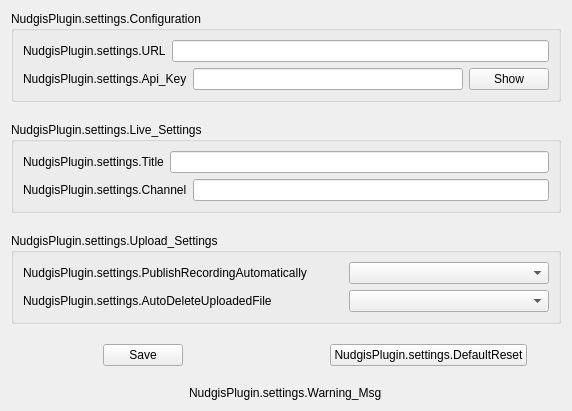
This is src/settings.ui in UbiCastTeam/nudgis-obs-plugin as Qt 5 draws it before an edit. The edited form follows.
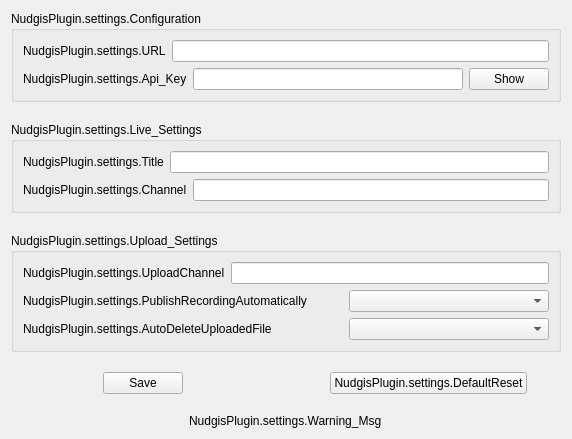
This is the edited form.

Commit message:
nudgis-plugin: separate channel parameter for download
  - enrichment of the config structure
  - taking into account the new parameter in the download process
  - evolution of the plugin configuration UI
  - integration of translation elements

What changed in the file:
```diff
--- a/src/settings.ui
+++ b/src/settings.ui
@@ -7,7 +7,7 @@
     <x>0</x>
     <y>0</y>
     <width>506</width>
-    <height>478</height>
+    <height>513</height>
    </rect>
   </property>
   <property name="windowTitle">
@@ -174,6 +174,30 @@
       <string>NudgisPlugin.settings.Upload_Settings</string>
      </property>
      <layout class="QVBoxLayout" name="verticalLayout_3">
+      <item>
+       <layout class="QHBoxLayout" name="horizontalLayout_upload_channel">
+        <item>
+         <widget class="QLabel" name="label_upload_channel">
+          <property name="minimumSize">
+           <size>
+            <width>100</width>
+            <height>0</height>
+           </size>
+          </property>
+          <property name="text">
+           <string>NudgisPlugin.settings.UploadChannel</string>
+          </property>
+         </widget>
+        </item>
+        <item>
+         <widget class="QLineEdit" name="upload_channel">
+          <property name="toolTip">
+           <string>NudgisPlugin.settings.UploadChannel.toolTip</string>
+          </property>
+         </widget>
+        </item>
+       </layout>
+      </item>
       <item>
        <layout class="QHBoxLayout" name="horizontalLayout_publish_recording_automatically">
         <item>
```
The commit also changes 7 other files.
